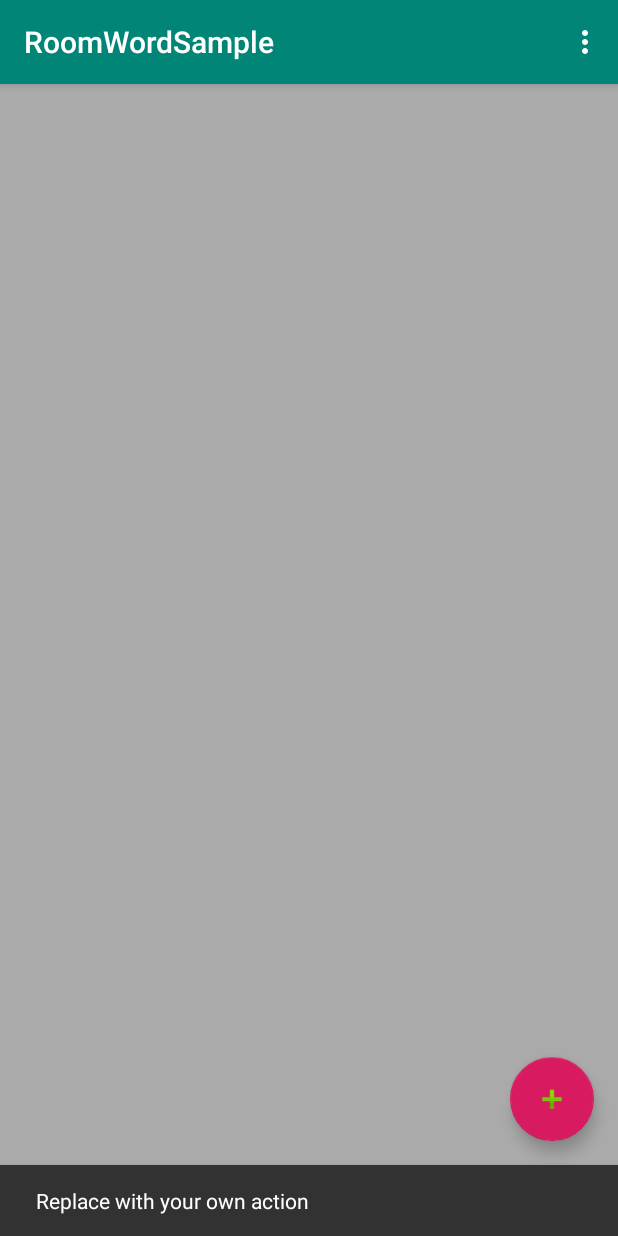
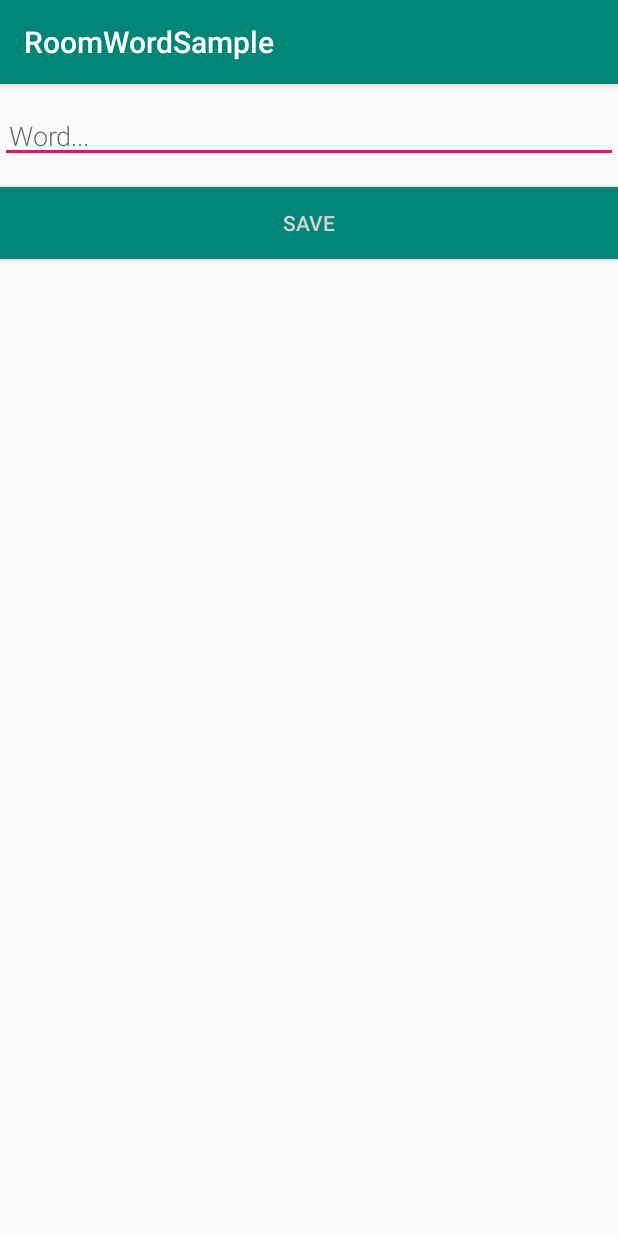
Before and after one commit to ererw11/AndroidRoomWithAView, an Android app: the screen it shows after launch (MainActivity before the commit, NewWordActivity after it), after a tap on an icon or button, on a phone screen of 412 x 824 dp. Run offline under Robolectric (Android 15) with nearby library versions, the phone set to English and light mode, and no system bars; our stand-ins replace Room's generated code; libraries missing offline, so code that uses them is left out: android.arch.persistence.

Commit message:
refactor: Completed the codelab

```diff
--- a/app/src/main/AndroidManifest.xml
+++ b/app/src/main/AndroidManifest.xml
@@ -19,6 +19,7 @@
                 <category android:name="android.intent.category.LAUNCHER" />
             </intent-filter>
         </activity>
+        <activity android:name=".NewWordActivity"></activity>
     </application>
 
 </manifest>
--- a/app/src/main/java/com/example/emery/roomwordsample/MainActivity.java
+++ b/app/src/main/java/com/example/emery/roomwordsample/MainActivity.java
@@ -1,62 +1,91 @@
 package com.example.emery.roomwordsample;
 
+import android.arch.lifecycle.Observer;
+import android.arch.lifecycle.ViewModelProviders;
+import android.content.Intent;
 import android.os.Bundle;
-
-import com.google.android.material.floatingactionbutton.FloatingActionButton;
-import com.google.android.material.snackbar.Snackbar;
-
-import androidx.appcompat.app.AppCompatActivity;
-import androidx.appcompat.widget.Toolbar;
-import androidx.recyclerview.widget.LinearLayoutManager;
-import androidx.recyclerview.widget.RecyclerView;
-
-import android.view.View;
+import android.support.annotation.Nullable;
+import android.support.design.widget.FloatingActionButton;
+import android.support.v7.app.AppCompatActivity;
+import android.support.v7.widget.LinearLayoutManager;
+import android.support.v7.widget.RecyclerView;
+import android.support.v7.widget.Toolbar;
 import android.view.Menu;
 import android.view.MenuItem;
+import android.view.View;
+import android.widget.Toast;
+
+import java.util.List;
 
 public class MainActivity extends AppCompatActivity {
+
+    public static final int NEW_WORD_ACTIVITY_REQUEST_CODE = 1;
+
+    private WordViewModel mWordViewModel;
 
     @Override
     protected void onCreate(Bundle savedInstanceState) {
         super.onCreate(savedInstanceState);
         setContentView(R.layout.activity_main);
-        Toolbar toolbar = (Toolbar) findViewById(R.id.toolbar);
+
+        Toolbar toolbar = findViewById(R.id.toolbar);
         setSupportActionBar(toolbar);
-
-        FloatingActionButton fab = (FloatingActionButton) findViewById(R.id.fab);
-        fab.setOnClickListener(new View.OnClickListener() {
-            @Override
-            public void onClick(View view) {
-                Snackbar.make(view, "Replace with your own action", Snackbar.LENGTH_LONG)
-                        .setAction("Action", null).show();
-            }
-        });
 
         RecyclerView recyclerView = findViewById(R.id.recyclerview);
         final WordListAdapter adapter = new WordListAdapter(this);
         recyclerView.setAdapter(adapter);
         recyclerView.setLayoutManager(new LinearLayoutManager(this));
+
+        // Get a new or existing ViewModel from the ViewModelProvider.
+        mWordViewModel = ViewModelProviders.of(this).get(WordViewModel.class);
+
+        // Add an observer on the LiveData returned by getAlphabetizedWords.
+        // The onChanged() method fires when the observed data changes and the activity is
+        // in the foreground.
+        mWordViewModel.getAllWords().observe(this, new Observer<List<Word>>() {
+            @Override
+            public void onChanged(@Nullable final List<Word> words) {
+                // Update the cached copy of the words in the adapter.
+                adapter.setWords(words);
+            }
+        });
+
+        FloatingActionButton fab = findViewById(R.id.fab);
+        fab.setOnClickListener(new View.OnClickListener() {
+            @Override
+            public void onClick(View view) {
+                Intent intent = new Intent(MainActivity.this, NewWordActivity.class);
+                startActivityForResult(intent, NEW_WORD_ACTIVITY_REQUEST_CODE);
+            }
+        });
     }
 
     @Override
     public boolean onCreateOptionsMenu(Menu menu) {
-        // Inflate the menu; this adds items to the action bar if it is present.
         getMenuInflater().inflate(R.menu.menu_main, menu);
         return true;
     }
 
     @Override
     public boolean onOptionsItemSelected(MenuItem item) {
-        // Handle action bar item clicks here. The action bar will
-        // automatically handle clicks on the Home/Up button, so long
-        // as you specify a parent activity in AndroidManifest.xml.
         int id = item.getItemId();
-
-        //noinspection SimplifiableIfStatement
         if (id == R.id.action_settings) {
             return true;
         }
-
         return super.onOptionsItemSelected(item);
     }
+
+    public void onActivityResult(int requestCode, int resultCode, Intent data) {
+        super.onActivityResult(requestCode, resultCode, data);
+
+        if (requestCode == NEW_WORD_ACTIVITY_REQUEST_CODE && resultCode == RESULT_OK) {
+            Word word = new Word(data.getStringExtra(NewWordActivity.EXTRA_REPLY));
+            mWordViewModel.insert(word);
+        } else {
+            Toast.makeText(
+                    getApplicationContext(),
+                    R.string.empty_not_saved,
+                    Toast.LENGTH_LONG).show();
+        }
+    }
 }
--- /dev/null
+++ b/app/src/main/java/com/example/emery/roomwordsample/NewWordActivity.java
@@ -0,0 +1,42 @@
+package com.example.emery.roomwordsample;
+
+import android.content.Intent;
+import android.os.Bundle;
+import android.support.v7.app.AppCompatActivity;
+import android.text.TextUtils;
+import android.view.View;
+import android.widget.Button;
+import android.widget.EditText;
+
+/**
+ * Activity for entering a word.
+ */
+
+public class NewWordActivity extends AppCompatActivity {
+
+    public static final String EXTRA_REPLY = "com.example.android.wordlistsql.REPLY";
+
+    private  EditText mEditWordView;
+
+    @Override
+    public void onCreate(Bundle savedInstanceState) {
+        super.onCreate(savedInstanceState);
+        setContentView(R.layout.activity_new_word);
+        mEditWordView = findViewById(R.id.edit_word);
+
+        final Button button = findViewById(R.id.button_save);
+        button.setOnClickListener(new View.OnClickListener() {
+            public void onClick(View view) {
+                Intent replyIntent = new Intent();
+                if (TextUtils.isEmpty(mEditWordView.getText())) {
+                    setResult(RESULT_CANCELED, replyIntent);
+                } else {
+                    String word = mEditWordView.getText().toString();
+                    replyIntent.putExtra(EXTRA_REPLY, word);
+                    setResult(RESULT_OK, replyIntent);
+                }
+                finish();
+            }
+        });
+    }
+}
--- a/app/src/main/java/com/example/emery/roomwordsample/WordDao.java
+++ b/app/src/main/java/com/example/emery/roomwordsample/WordDao.java
@@ -7,15 +7,31 @@ import android.arch.persistence.room.Query;
 
 import java.util.List;
 
+/**
+ * The Room Magic is in this file, where you map a Java method call to an SQL query.
+ *
+ * When you are using complex data types, such as Date, you have to also supply type converters.
+ * To keep this example basic, no types that require type converters are used.
+ * See the documentation at
+ * https://developer.android.com/topic/libraries/architecture/room.html#type-converters
+ */
+
 @Dao
 public interface WordDao {
 
+    // LiveData is a data holder class that can be observed within a given lifecycle.
+    // Always holds/caches latest version of data. Notifies its active observers when the
+    // data has changed. Since we are getting all the contents of the database,
+    // we are notified whenever any of the database contents have changed.
+    @Query("SELECT * from word_table ORDER BY word ASC")
+    LiveData<List<Word>> getAlphabetizedWords();
+
+    // We do not need a conflict strategy, because the word is our primary key, and you cannot
+    // add two items with the same primary key to the database. If the table has more than one
+    // column, you can use @Insert(onConflict = OnConflictStrategy.REPLACE) to update a row.
     @Insert
     void insert(Word word);
 
     @Query("DELETE FROM word_table")
     void deleteAll();
-
-    @Query("SELECT * from word_table ORDER BY word ASC")
-    LiveData<List<Word>> getAllWords();
 }
--- a/app/src/main/java/com/example/emery/roomwordsample/WordRepository.java
+++ b/app/src/main/java/com/example/emery/roomwordsample/WordRepository.java
@@ -6,23 +6,36 @@ import android.os.AsyncTask;
 
 import java.util.List;
 
+/**
+ * Abstracted Repository as promoted by the Architecture Guide.
+ * https://developer.android.com/topic/libraries/architecture/guide.html
+ */
+
 public class WordRepository {
 
     private WordDao mWordDao;
     private LiveData<List<Word>> mAllWords;
 
+    // Note that in order to unit test the WordRepository, you have to remove the Application
+    // dependency. This adds complexity and much more code, and this sample is not about testing.
+    // See the BasicSample in the android-architecture-components repository at
+    // https://github.com/googlesamples
     WordRepository(Application application) {
         WordRoomDatabase db = WordRoomDatabase.getDatabase(application);
         mWordDao = db.wordDao();
-        mAllWords = mWordDao.getAllWords();
+        mAllWords = mWordDao.getAlphabetizedWords();
     }
 
+    // Room executes all queries on a separate thread.
+    // Observed LiveData will notify the observer when the data has changed.
     LiveData<List<Word>> getAllWords() {
         return mAllWords;
     }
 
-
-    public void insert(Word word) {
+    // You must call this on a non-UI thread or your app will crash.
+    // Like this, Room ensures that you're not doing any long running operations on the main
+    // thread, blocking the UI.
+    public void insert (Word word) {
         new insertAsyncTask(mWordDao).execute(word);
     }
 
--- a/app/src/main/java/com/example/emery/roomwordsample/WordRoomDatabase.java
+++ b/app/src/main/java/com/example/emery/roomwordsample/WordRoomDatabase.java
@@ -1,9 +1,17 @@
 package com.example.emery.roomwordsample;
 
+import android.arch.persistence.db.SupportSQLiteDatabase;
 import android.arch.persistence.room.Database;
 import android.arch.persistence.room.Room;
 import android.arch.persistence.room.RoomDatabase;
 import android.content.Context;
+import android.os.AsyncTask;
+import android.support.annotation.NonNull;
+
+/**
+ * This is the backend. The database. This used to be done by the OpenHelper.
+ * The fact that this has very few comments emphasizes its coolness.
+ */
 
 @Database(entities = {Word.class}, version = 1)
 public abstract class WordRoomDatabase extends RoomDatabase {
@@ -12,19 +20,62 @@ public abstract class WordRoomDatabase extends RoomDatabase {
 
     private static WordRoomDatabase INSTANCE;
 
-
     static WordRoomDatabase getDatabase(final Context context) {
         if (INSTANCE == null) {
             synchronized (WordRoomDatabase.class) {
                 if (INSTANCE == null) {
                     INSTANCE = Room.databaseBuilder(context.getApplicationContext(),
                             WordRoomDatabase.class, "word_database")
+                            // Wipes and rebuilds instead of migrating if no Migration object.
+                            // Migration is not part of this codelab.
+                            .fallbackToDestructiveMigration()
+                            .addCallback(sRoomDatabaseCallback)
                             .build();
-
                 }
             }
         }
         return INSTANCE;
     }
 
+    /**
+     * Override the onOpen method to populate the database.
+     * For this sample, we clear the database every time it is created or opened.
+     */
+    private static RoomDatabase.Callback sRoomDatabaseCallback = new RoomDatabase.Callback(){
+
+        @Override
+        public void onOpen (@NonNull SupportSQLiteDatabase db){
+            super.onOpen(db);
+            // If you want to keep the data through app restarts,
+            // comment out the following line.
+            new PopulateDbAsync(INSTANCE).execute();
+        }
+    };
+
+    /**
+     * Populate the database in the background.
+     * If you want to start with more words, just add them.
+     */
+    private static class PopulateDbAsync extends AsyncTask<Void, Void, Void> {
+
+        private final WordDao mDao;
+
+        PopulateDbAsync(WordRoomDatabase db) {
+            mDao = db.wordDao();
+        }
+
+        @Override
+        protected Void doInBackground(final Void... params) {
+            // Start the app with a clean database every time.
+            // Not needed if you only populate on creation.
+            mDao.deleteAll();
+
+            Word word = new Word("Hello");
+            mDao.insert(word);
+            word = new Word("World");
+            mDao.insert(word);
+            return null;
+        }
+    }
+
 }
--- a/app/src/main/res/layout/activity_main.xml
+++ b/app/src/main/res/layout/activity_main.xml
@@ -1,33 +1,33 @@
 <?xml version="1.0" encoding="utf-8"?>
-<androidx.coordinatorlayout.widget.CoordinatorLayout xmlns:android="http://schemas.android.com/apk/res/android"
+<android.support.design.widget.CoordinatorLayout xmlns:android="http://schemas.android.com/apk/res/android"
     xmlns:app="http://schemas.android.com/apk/res-auto"
     xmlns:tools="http://schemas.android.com/tools"
     android:layout_width="match_parent"
     android:layout_height="match_parent"
-    tools:context=".MainActivity">
+    tools:context="com.example.emery.roomwordsample.MainActivity">
 
-    <com.google.android.material.appbar.AppBarLayout
+    <android.support.design.widget.AppBarLayout
         android:layout_width="match_parent"
         android:layout_height="wrap_content"
         android:theme="@style/AppTheme.AppBarOverlay">
 
-        <androidx.appcompat.widget.Toolbar
+        <android.support.v7.widget.Toolbar
             android:id="@+id/toolbar"
             android:layout_width="match_parent"
             android:layout_height="?attr/actionBarSize"
             android:background="?attr/colorPrimary"
             app:popupTheme="@style/AppTheme.PopupOverlay" />
 
-    </com.google.android.material.appbar.AppBarLayout>
+    </android.support.design.widget.AppBarLayout>
 
     <include layout="@layout/content_main" />
 
-    <com.google.android.material.floatingactionbutton.FloatingActionButton
+    <android.support.design.widget.FloatingActionButton
         android:id="@+id/fab"
         android:layout_width="wrap_content"
         android:layout_height="wrap_content"
         android:layout_gravity="bottom|end"
         android:layout_margin="@dimen/fab_margin"
-        app:srcCompat="@android:drawable/ic_input_add" />
+        android:src="@android:drawable/ic_input_add" />
 
-</androidx.coordinatorlayout.widget.CoordinatorLayout>
+</android.support.design.widget.CoordinatorLayout>
--- /dev/null
+++ b/app/src/main/res/layout/activity_new_word.xml
@@ -0,0 +1,26 @@
+<?xml version="1.0" encoding="utf-8"?>
+<LinearLayout xmlns:android="http://schemas.android.com/apk/res/android"
+    android:orientation="vertical" android:layout_width="match_parent"
+    android:layout_height="match_parent">
+
+    <EditText
+        android:id="@+id/edit_word"
+        android:layout_width="match_parent"
+        android:layout_height="wrap_content"
+        android:fontFamily="sans-serif-light"
+        android:hint="@string/hint_word"
+        android:inputType="textAutoComplete"
+        android:padding="@dimen/small_padding"
+        android:layout_marginBottom="@dimen/big_padding"
+        android:layout_marginTop="@dimen/big_padding"
+        android:textSize="18sp" />
+
+    <Button
+        android:id="@+id/button_save"
+        android:layout_width="match_parent"
+        android:layout_height="wrap_content"
+        android:background="@color/colorPrimary"
+        android:text="@string/button_save"
+        android:textColor="@color/buttonLabel" />
+
+</LinearLayout>
--- a/app/src/main/res/layout/content_main.xml
+++ b/app/src/main/res/layout/content_main.xml
@@ -1,11 +1,11 @@
 <?xml version="1.0" encoding="utf-8"?>
-<androidx.constraintlayout.widget.ConstraintLayout xmlns:android="http://schemas.android.com/apk/res/android"
+<android.support.constraint.ConstraintLayout xmlns:android="http://schemas.android.com/apk/res/android"
     xmlns:app="http://schemas.android.com/apk/res-auto"
     xmlns:tools="http://schemas.android.com/tools"
     android:layout_width="match_parent"
     android:layout_height="match_parent"
     app:layout_behavior="@string/appbar_scrolling_view_behavior"
-    tools:context=".MainActivity"
+    tools:context="com.example.emery.roomwordsample.MainActivity"
     tools:showIn="@layout/activity_main">
 
     <android.support.v7.widget.RecyclerView
@@ -15,4 +15,4 @@
         android:background="@android:color/darker_gray"
         tools:listitem="@layout/recyclerview_item" />
 
-</androidx.constraintlayout.widget.ConstraintLayout>
+</android.support.constraint.ConstraintLayout>
--- a/app/src/main/res/layout/recyclerview_item.xml
+++ b/app/src/main/res/layout/recyclerview_item.xml
@@ -1,7 +1,8 @@
 <?xml version="1.0" encoding="utf-8"?>
 <LinearLayout xmlns:android="http://schemas.android.com/apk/res/android"
-    android:orientation="vertical" android:layout_width="match_parent"
-    android:layout_height="wrap_content">
+    android:layout_width="match_parent"
+    android:layout_height="wrap_content"
+    android:orientation="vertical">
 
     <TextView
         android:id="@+id/textView"
--- a/app/src/main/res/values/colors.xml
+++ b/app/src/main/res/values/colors.xml
@@ -3,4 +3,5 @@
     <color name="colorPrimary">#008577</color>
     <color name="colorPrimaryDark">#00574B</color>
     <color name="colorAccent">#D81B60</color>
+    <color name="buttonLabel">#d3d3d3</color>
 </resources>
--- a/app/src/main/res/values/dimens.xml
+++ b/app/src/main/res/values/dimens.xml
@@ -1,3 +1,5 @@
 <resources>
     <dimen name="fab_margin">16dp</dimen>
+    <dimen name="small_padding">6dp</dimen>
+    <dimen name="big_padding">16dp</dimen>
 </resources>
--- a/app/src/main/res/values/strings.xml
+++ b/app/src/main/res/values/strings.xml
@@ -1,4 +1,7 @@
 <resources>
     <string name="app_name">RoomWordSample</string>
     <string name="action_settings">Settings</string>
+    <string name="hint_word">Word...</string>
+    <string name="button_save">Save</string>
+    <string name="empty_not_saved">Word not saved because it is empty.</string>
 </resources>
--- a/build.gradle
+++ b/build.gradle
@@ -7,7 +7,7 @@ buildscript {
         jcenter()
     }
     dependencies {
-        classpath 'com.android.tools.build:gradle:3.3.0-alpha01'
+        classpath 'com.android.tools.build:gradle:3.0.0'
 
 
         // NOTE: Do not place your application dependencies here; they belong
@@ -27,6 +27,6 @@ task clean(type: Delete) {
 }
 
 ext {
-    roomVersion = '1.1.1'
-    archLifecycleVersion = '1.1.1'
+    roomVersion = '1.0.0'
+    archLifecycleVersion = '1.0.0'
 }
```
Also changed, not shown: app/build.gradle (+11 -9 lines), app/src/main/java/com/example/emery/roomwordsample/Word.java (+13 -1 lines), app/src/main/java/com/example/emery/roomwordsample/WordListAdapter.java (+3 -8 lines), app/src/main/java/com/example/emery/roomwordsample/WordViewModel.java (+9 -2 lines).
